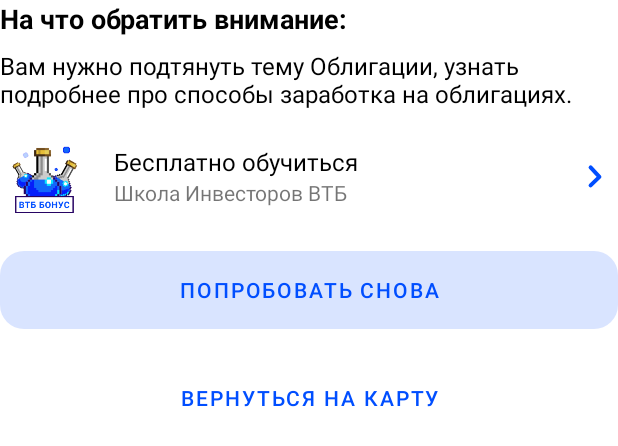
After one commit to exxKx/Hackatoners, an Android app: the layout layout_card_defeat.xml on its own in the app's theme, with its tools: preview values and no code run, on a phone screen of 412 x 824 dp. The commit adds this screen. Shown: the top 446 px of the screen. Run offline under Robolectric (Android 15) with nearby library versions, the phone set to English and light mode, and no system bars.

Commit message:
Add defeat layout

```diff
--- a/app/src/main/java/com/mobile/hackatoners/results/ResultsActivity.kt
+++ b/app/src/main/java/com/mobile/hackatoners/results/ResultsActivity.kt
@@ -13,10 +13,13 @@ import androidx.core.view.isVisible
 import androidx.core.widget.NestedScrollView
 import com.google.android.material.button.MaterialButton
 import com.mobile.hackatoners.R
+import com.mobile.hackatoners.fight.FightActivity
 import com.mobile.hackatoners.utils.DataHolder
 import com.mobile.hackatoners.utils.Region
 import kotlinx.android.synthetic.main.activity_result.*
+import kotlinx.android.synthetic.main.layout_card_defeat.*
 import kotlinx.android.synthetic.main.layout_card_semi_victory.*
+import kotlinx.android.synthetic.main.layout_card_semi_victory.group
 import kotlinx.android.synthetic.main.layout_card_victory.*
 import kotlinx.android.synthetic.main.layout_card_victory.action_buy
 import kotlinx.android.synthetic.main.layout_card_victory.action_continue
@@ -48,7 +51,8 @@ class ResultsActivity : AppCompatActivity() {
         elapsedTime = findViewById(R.id.elapsed_time_value)
 
         val isVictory = intent.getBooleanExtra(IS_VICTORY, true)
-        when (Region.find(intent.getIntExtra(REGION, Region.HILL.value))) {
+        val region = Region.find(intent.getIntExtra(REGION, Region.HILL.value))
+        when (region) {
             Region.FOREST -> {
                 if (isVictory) {
                     dataHolder.forestLevel += 1
@@ -129,7 +133,17 @@ class ResultsActivity : AppCompatActivity() {
             resultTitle.text = getString(R.string.defeat)
             character.setImageResource(R.drawable.char_male_defeat)
             LayoutInflater.from(this)
-                .inflate(R.layout.layout_card_victory, card_view) // todo defeat
+                .inflate(R.layout.layout_card_defeat, card_view)
+            action_try_again.setOnClickListener {
+                Intent(this, FightActivity::class.java).run {
+                    putExtra(FightActivity.REGION, region.value)
+                    startActivity(this)
+                }
+                finish()
+            }
+            action_back_to_map.setOnClickListener {
+                finish()
+            }
         }
 
         actionShare.setOnClickListener {
--- /dev/null
+++ b/app/src/main/res/layout/layout_card_defeat.xml
@@ -0,0 +1,108 @@
+<?xml version="1.0" encoding="utf-8"?>
+<androidx.constraintlayout.widget.ConstraintLayout
+    xmlns:android="http://schemas.android.com/apk/res/android"
+    xmlns:app="http://schemas.android.com/apk/res-auto"
+    android:layout_width="match_parent"
+    android:layout_height="match_parent">
+
+    <TextView
+        android:layout_width="match_parent"
+        android:layout_height="wrap_content"
+        android:textColor="@color/black"
+        android:textStyle="bold"
+        android:textSize="18sp"
+        android:text="На что обратить внимание:"
+        android:id="@+id/header1"
+        app:layout_constraintTop_toTopOf="parent"
+        app:layout_constraintStart_toStartOf="parent"
+        app:layout_constraintEnd_toEndOf="parent" />
+
+    <TextView
+        android:layout_width="match_parent"
+        android:layout_height="wrap_content"
+        android:layout_marginTop="8dp"
+        android:textColor="@color/black"
+        android:textSize="16sp"
+        android:text="Вам нужно подтянуть тему Облигации, узнать подробнее про способы заработка на облигациях."
+        android:id="@+id/desc1"
+        app:layout_constraintTop_toBottomOf="@id/header1"
+        app:layout_constraintStart_toStartOf="parent"
+        app:layout_constraintEnd_toEndOf="parent" />
+
+    <ImageView
+        android:layout_width="64dp"
+        android:layout_height="64dp"
+        android:layout_marginTop="12dp"
+        android:src="@drawable/potion"
+        android:id="@+id/bonus"
+        app:layout_constraintTop_toBottomOf="@id/desc1"
+        app:layout_constraintStart_toStartOf="parent" />
+
+    <TextView
+        android:layout_width="wrap_content"
+        android:layout_height="wrap_content"
+        android:layout_marginStart="12dp"
+        android:textColor="@color/black"
+        android:textSize="16sp"
+        android:text="Бесплатно обучиться"
+        android:id="@+id/free_education"
+        app:layout_constraintVertical_chainStyle="packed"
+        app:layout_constraintTop_toTopOf="@id/bonus"
+        app:layout_constraintBottom_toTopOf="@id/school"
+        app:layout_constraintStart_toEndOf="@id/bonus" />
+
+    <TextView
+        android:layout_width="wrap_content"
+        android:layout_height="wrap_content"
+        android:layout_marginStart="12dp"
+        android:textSize="14sp"
+        android:text="Школа Инвесторов ВТБ"
+        android:id="@+id/school"
+        app:layout_constraintVertical_chainStyle="packed"
+        app:layout_constraintTop_toBottomOf="@id/free_education"
+        app:layout_constraintBottom_toBottomOf="@id/bonus"
+        app:layout_constraintStart_toEndOf="@id/bonus" />
+
+    <ImageView
+        android:layout_width="32dp"
+        android:layout_height="32dp"
+        android:src="@drawable/ic_next"
+        android:id="@+id/next"
+        app:layout_constraintTop_toTopOf="@id/bonus"
+        app:layout_constraintBottom_toBottomOf="@id/bonus"
+        app:layout_constraintEnd_toEndOf="parent" />
+
+    <androidx.constraintlayout.widget.Group
+        android:layout_width="wrap_content"
+        android:layout_height="wrap_content"
+        android:id="@+id/group"
+        app:constraint_referenced_ids="school,next,free_education,bonus"/>
+
+    <com.google.android.material.button.MaterialButton
+        style="@style/Widget.MaterialComponents.Button.UnelevatedButton"
+        android:layout_width="match_parent"
+        android:layout_height="64dp"
+        android:layout_marginTop="12dp"
+        android:text="@string/action_try_again"
+        android:textColor="?colorPrimary"
+        android:id="@+id/action_try_again"
+        app:cornerRadius="16dp"
+        app:backgroundTint="#26004EFF"
+        app:layout_constraintTop_toBottomOf="@id/bonus"
+        app:layout_constraintStart_toStartOf="parent"
+        app:layout_constraintEnd_toEndOf="parent" />
+
+    <com.google.android.material.button.MaterialButton
+        style="@style/Widget.MaterialComponents.Button.TextButton"
+        android:layout_width="match_parent"
+        android:layout_height="64dp"
+        android:layout_marginTop="8dp"
+        android:textColor="?colorPrimary"
+        android:text="@string/action_back_to_map"
+        android:id="@+id/action_back_to_map"
+        app:cornerRadius="16dp"
+        app:layout_constraintTop_toBottomOf="@id/action_try_again"
+        app:layout_constraintStart_toStartOf="parent"
+        app:layout_constraintEnd_toEndOf="parent" />
+
+</androidx.constraintlayout.widget.ConstraintLayout>
--- a/app/src/main/res/values/strings.xml
+++ b/app/src/main/res/values/strings.xml
@@ -32,6 +32,7 @@
     <string name="action_use_potion">Использовать зелье x1</string>
     <string name="action_share">Рассказать об успехах</string>
     <string name="action_back_to_map">Вернуться на карту</string>
+    <string name="action_try_again">Попробовать снова</string>
 
     <string name="victory">Победа!</string>
     <string name="defeat">Поражение!</string>
```
